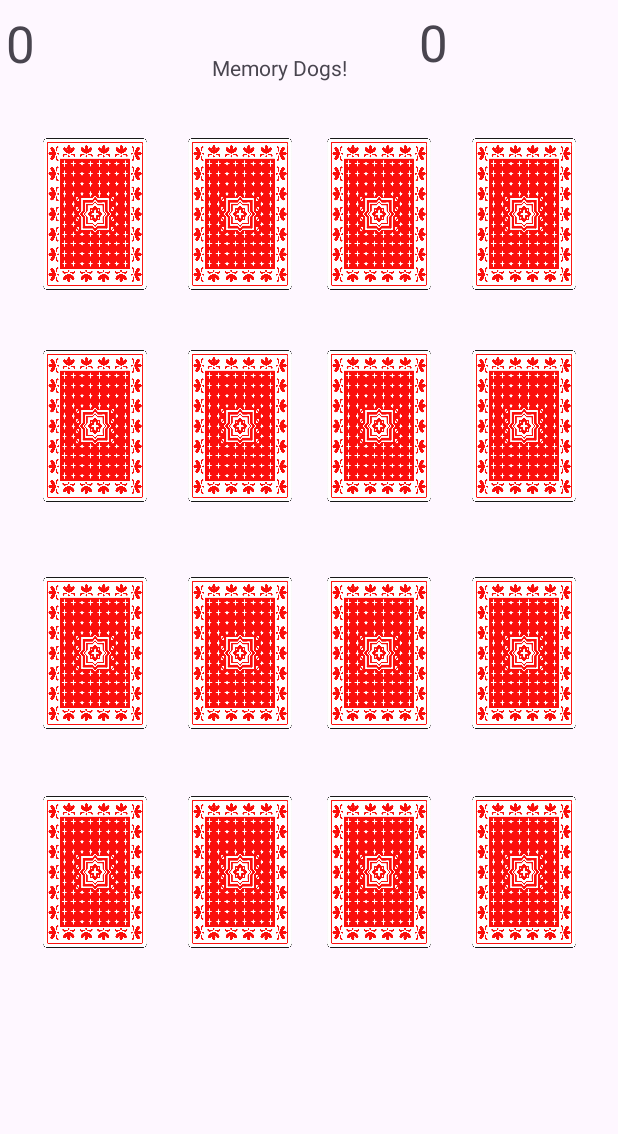
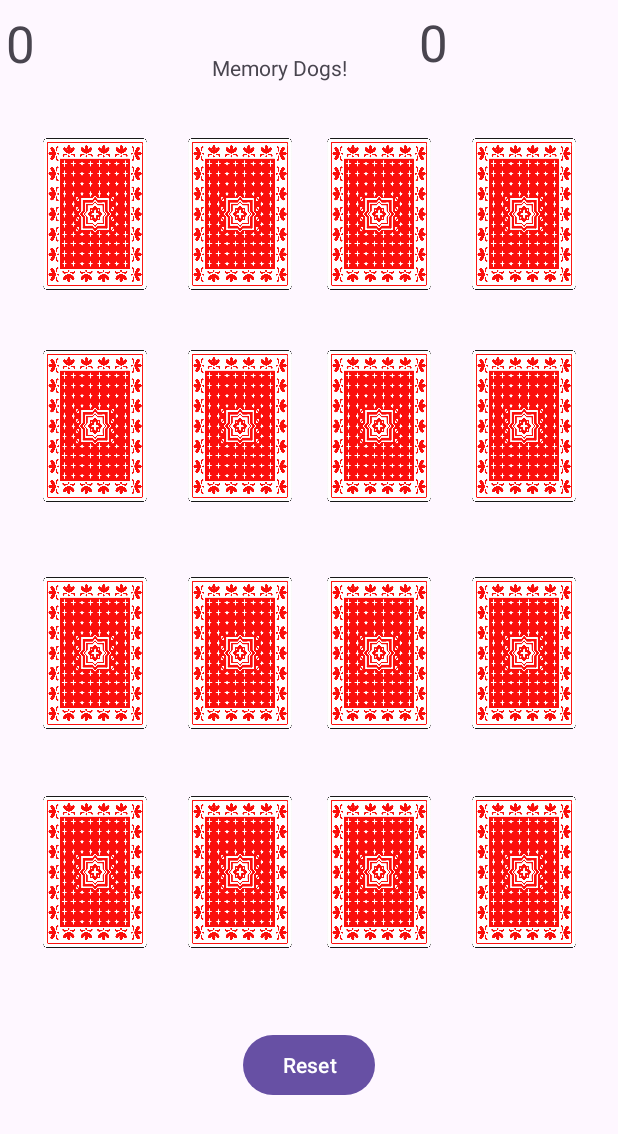
Before and after one commit to AdiZupnik/MemoryGame, an Android app: the screen it shows after launch (MainActivity), on a phone screen of 412 x 824 dp. Shown: the top 1134 px of the screen. Run offline under Robolectric (Android 15) with nearby library versions, the phone set to English and light mode, and no system bars; Roboto replaces fonts that are not available here.

Commit message:
finished reset

```diff
--- a/app/src/main/res/layout/activity_main.xml
+++ b/app/src/main/res/layout/activity_main.xml
@@ -251,5 +251,17 @@
         app:layout_constraintTop_toTopOf="parent"
         app:layout_constraintVertical_bias="0.007" />
 
+    <Button
+        android:id="@+id/button_reset"
+        android:layout_width="wrap_content"
+        android:layout_height="wrap_content"
+        android:onClick="Reset"
+        android:text="Reset"
+        app:layout_constraintBottom_toBottomOf="parent"
+        app:layout_constraintEnd_toEndOf="parent"
+        app:layout_constraintStart_toStartOf="parent"
+        app:layout_constraintTop_toTopOf="parent"
+        app:layout_constraintVertical_bias="0.884" />
+
 
 </androidx.constraintlayout.widget.ConstraintLayout>
```
Also changed, not shown: app/src/main/java/com/example/memorygame/MainActivity.java (+42 -3 lines).
